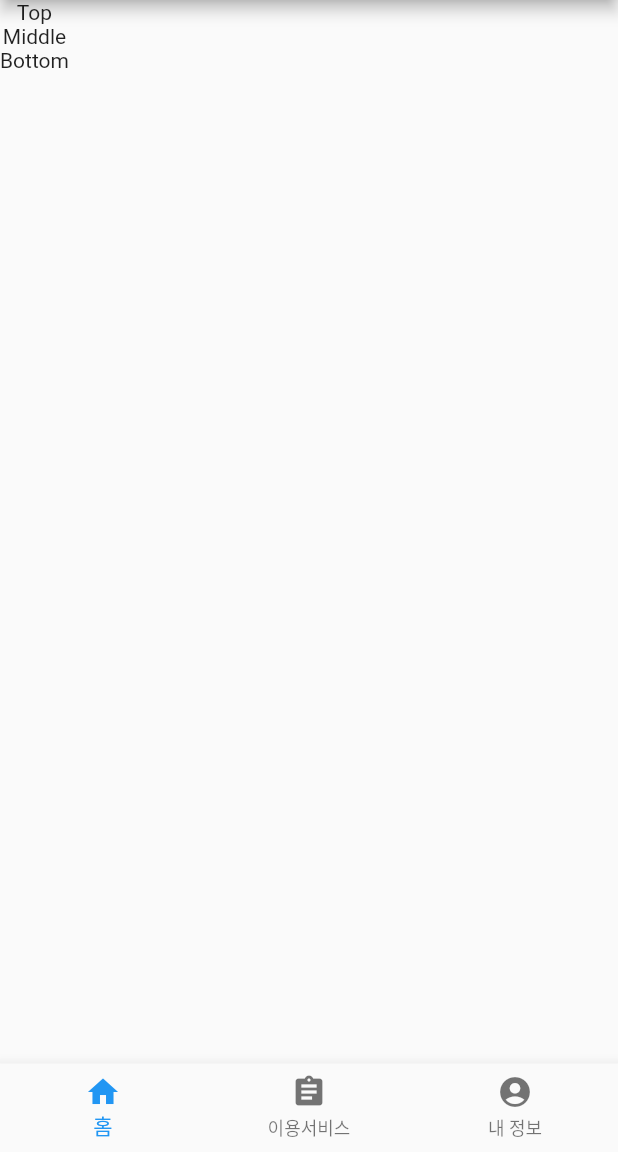
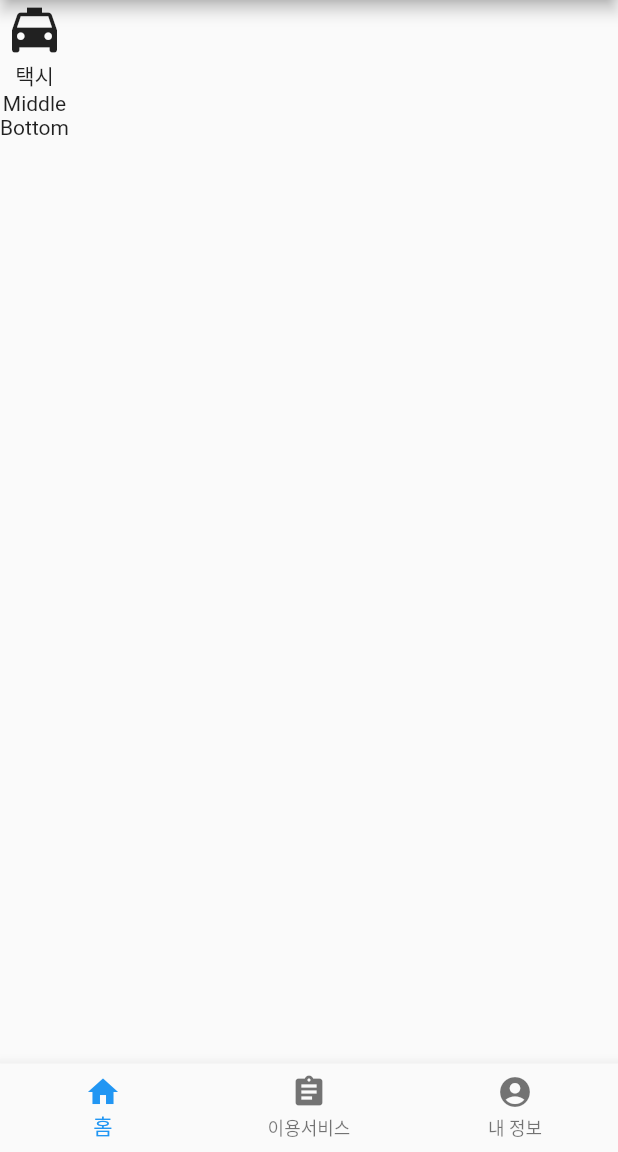
Before and after one commit to kopro-ov/TIL, a Flutter app: the screen it shows after launch, on a phone screen of 412 x 824 dp, the part 84-1236 px from its top. Run offline on Flutter 3.47's test engine with Material 2 defaults, Android fonts, the phone set to English and light mode, and no system bars.

Commit message:
Feat 메뉴 만들기
Column위젯 안에 택시 아이콘과 글자 수직 배치

```diff
--- a/framework/flutter/project/flutter_first_web/lib/main.dart
+++ b/framework/flutter/project/flutter_first_web/lib/main.dart
@@ -83,7 +83,15 @@ class Page1 extends StatelessWidget {
 
   //상단
   Widget _buildTop() {
-    return Text('Top');
+    return Column(
+      children: <Widget>[
+        Icon(
+          Icons.local_taxi,
+          size: 40,
+        ),
+        Text('택시'),
+      ],
+    );
   }
 
   //중단
```
